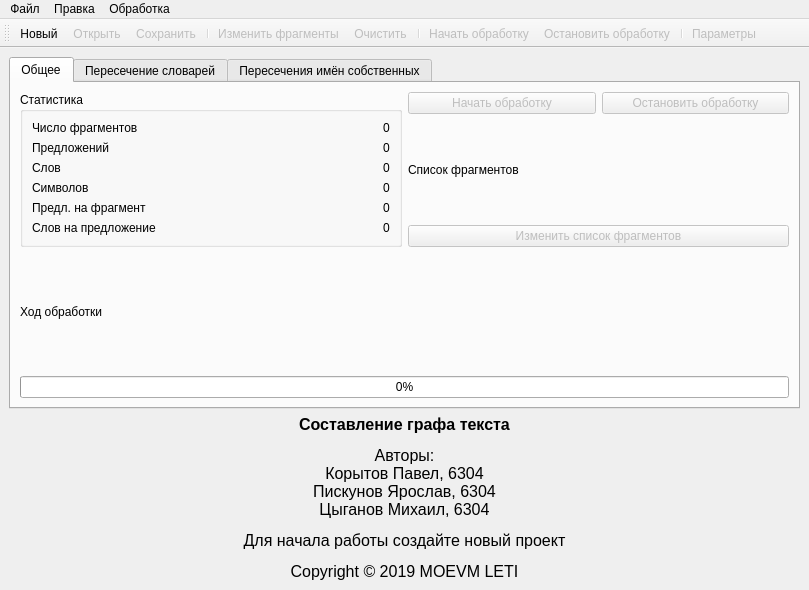
Above: ui/mainwindow.ui from moevm/nosql1h19-text-graph before the change. Below: the same form after it.
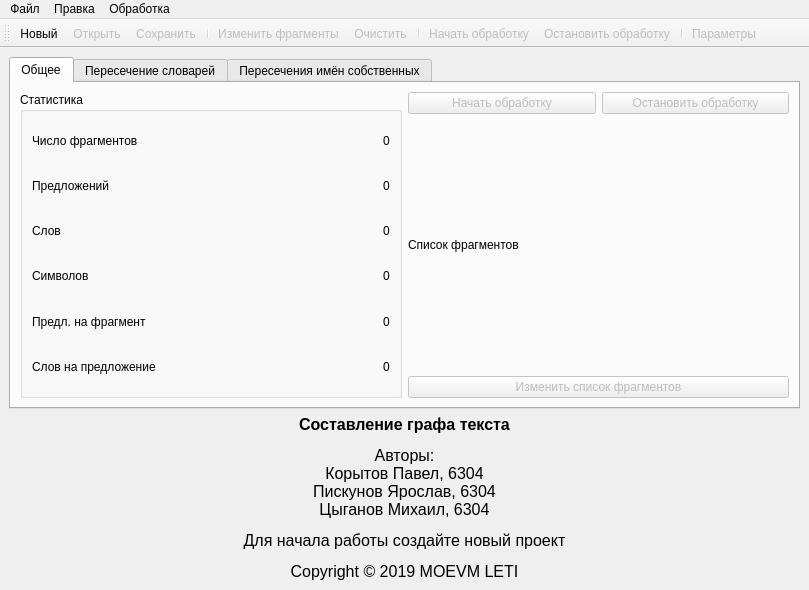
That is the form after the change. Icons and pictures are not drawn.

What changed in the file:
```diff
--- a/ui/mainwindow.ui
+++ b/ui/mainwindow.ui
@@ -235,36 +235,6 @@
           </item>
          </layout>
         </item>
-        <item>
-         <layout class="QVBoxLayout" name="processLayout">
-          <item>
-           <widget class="QLabel" name="label_7">
-            <property name="text">
-             <string>Ход обработки</string>
-            </property>
-           </widget>
-          </item>
-          <item>
-           <widget class="QProgressBar" name="progressBar">
-            <property name="value">
-             <number>0</number>
-            </property>
-            <property name="orientation">
-             <enum>Qt::Horizontal</enum>
-            </property>
-            <property name="invertedAppearance">
-             <bool>false</bool>
-            </property>
-            <property name="textDirection">
-             <enum>QProgressBar::TopToBottom</enum>
-            </property>
-            <property name="format">
-             <string>%p%</string>
-            </property>
-           </widget>
-          </item>
-         </layout>
-        </item>
        </layout>
       </widget>
       <widget class="QWidget" name="dictIntersectTab">
```
